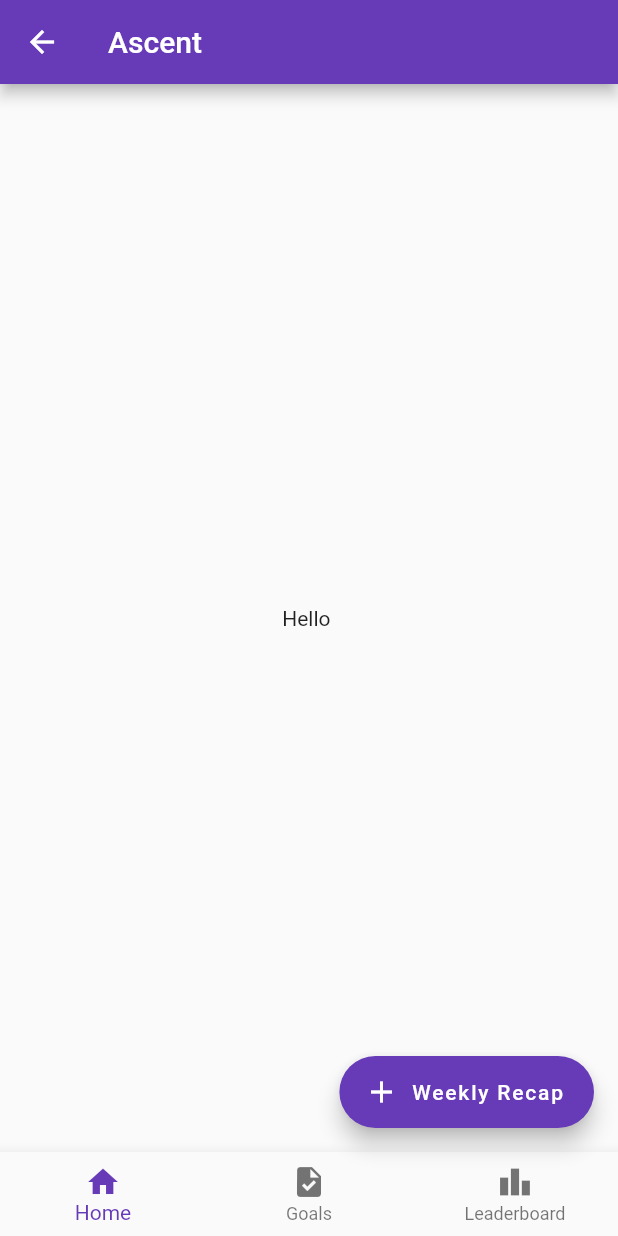
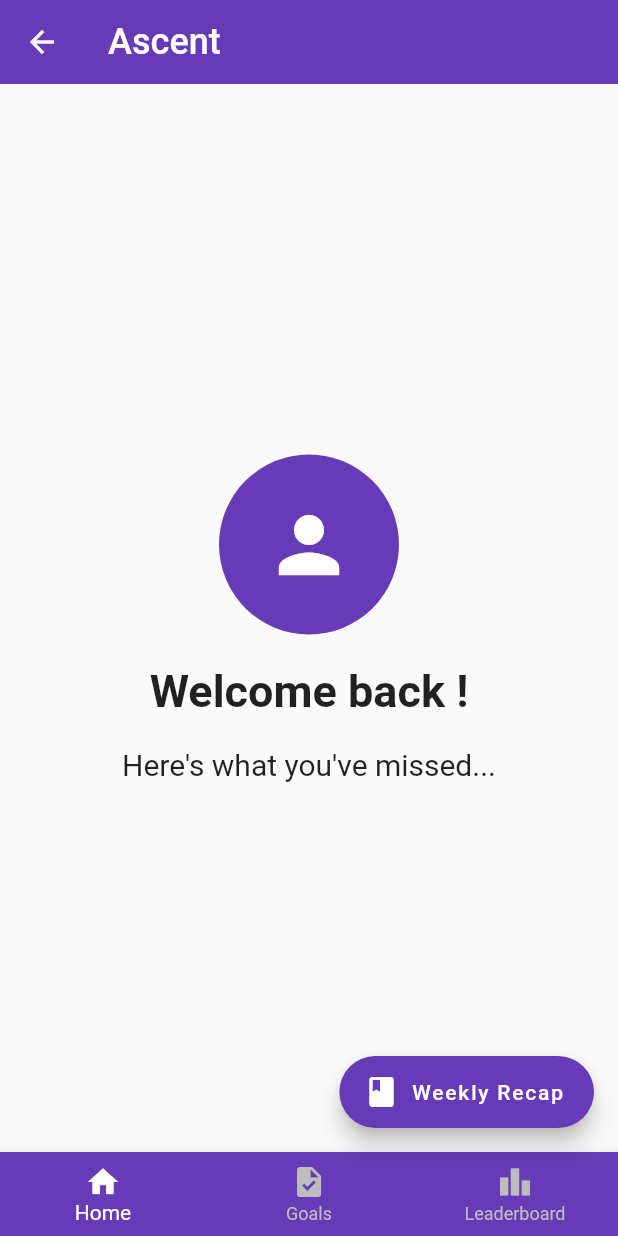
Before and after one commit to rishav-c1/drp31, a Flutter app: the screen it shows after launch, after a tap on "Log in", on a phone screen of 412 x 824 dp. Run offline on Flutter 3.47's test engine with Material 2 defaults, Android fonts, the phone set to English and light mode, and no system bars; our stand-ins replace cloud_firestore, firebase_core; accounts and stored records are empty.

Commit message:
style: beautify home page

```diff
--- a/lib/main.dart
+++ b/lib/main.dart
@@ -1,7 +1,4 @@
-import 'dart:ffi';
-
 import 'package:cloud_firestore/cloud_firestore.dart';
-import 'package:drp31/weeklyRecap.dart';
 import 'package:flutter/material.dart';
 
 import 'package:firebase_core/firebase_core.dart';
@@ -34,38 +31,67 @@ class MyApp extends StatelessWidget {
 }
 
 class MyHomePage extends StatefulWidget {
-
-  const MyHomePage({Key ? key}) : super(key:key);
+  const MyHomePage({Key? key}) : super(key: key);
 
   @override
   State<MyHomePage> createState() => _MyHomePage();
 }
 
 class _MyHomePage extends State<MyHomePage> {
-
   @override
   Widget build(BuildContext context) {
     return Scaffold(
       appBar: AppBar(
-        title: Text('Ascent'),
+        title: const Text(
+          'Ascent',
+          style: TextStyle(
+            fontFamily: 'Roboto',
+            fontSize: 24,
+            color: Colors.white,
+          ),
+        ),
         backgroundColor: Colors.deepPurple,
+        elevation: 0, // flat design
       ),
       body: Center(
-        child: Text('Hello ${UserPage.userId}'),
+        child: Padding(
+          padding: const EdgeInsets.all(16.0),
+          child: Column(
+            mainAxisAlignment: MainAxisAlignment.center,
+            children: <Widget>[
+              const CircleAvatar(
+                backgroundColor: Colors.deepPurple,
+                radius: 60,
+                child: Icon(
+                  Icons.person,
+                  size: 60,
+                  color: Colors.white,
                 ),
-      floatingActionButton: FloatingActionButton.extended(
-        heroTag: "btn2",
-        onPressed: () {
-          Navigator.push(
-            context,
-            MaterialPageRoute(
-              builder: (context) => WeeklyRecapPage(),
               ),
-          );
-        },
-        backgroundColor: Colors.deepPurple,
-        icon: Icon(Icons.add, color: Colors.white),
-        label: Text('Weekly Recap'),
+              const SizedBox(
+                height: 20.0,
+              ),
+              Text(
+                'Welcome back ${UserPage.userId}!',
+                style: const TextStyle(
+                  fontSize: 30,
+                  fontFamily: 'Roboto',
+                  fontWeight: FontWeight.bold,
+                ),
+              ),
+              const SizedBox(
+                height: 20.0,
+              ),
+              const Text(
+                'Here\'s what you\'ve missed...',
+                style: TextStyle(
+                  fontSize: 20,
+                  fontFamily: 'Roboto',
+                ),
+              ),
+            ],
+          ),
+        ),
       ),
       bottomNavigationBar: BottomNavigationBar(
         items: const <BottomNavigationBarItem>[
@@ -83,7 +109,9 @@ class _MyHomePage extends State<MyHomePage> {
           ),
         ],
         currentIndex: 0,
-        selectedItemColor: Colors.deepPurple,
+        selectedItemColor: Colors.white,
+        unselectedItemColor: Colors.grey.shade400,
+        backgroundColor: Colors.deepPurple,
         onTap: (int index) {
           switch (index) {
             case 1:
@@ -100,6 +128,19 @@ class _MyHomePage extends State<MyHomePage> {
               break;
           }
         },
+      ),
+      floatingActionButton: FloatingActionButton.extended(
+        onPressed: () {
+          Navigator.push(
+            context,
+            MaterialPageRoute(
+              builder: (context) => WeeklyRecapPage(),
+            ),
+          );
+        },
+        label: const Text('Weekly Recap'),
+        icon: const Icon(Icons.book),
+        backgroundColor: Colors.deepPurple,
       ),
     );
   }
@@ -141,7 +182,7 @@ class _UserPage extends State<UserPage> {
   Widget build(BuildContext context) {
     return Scaffold(
       appBar: AppBar(
-        title: Text('Ascent'),
+        title: const Text('Ascent'),
         backgroundColor: Colors.deepPurple,
       ),
       body: Center(
@@ -154,6 +195,11 @@ class _UserPage extends State<UserPage> {
                 controller: userController,
                 decoration: InputDecoration(
                   labelText: 'Enter your username',
+                  filled: true,
+                  fillColor: Colors.grey.shade200,
+                  border: OutlineInputBorder(
+                    borderRadius: BorderRadius.circular(8.0),
+                  ),
                 ),
               ),
               SizedBox(height: 16),
@@ -165,11 +211,23 @@ class _UserPage extends State<UserPage> {
                   Navigator.push(
                     context,
                     MaterialPageRoute(
-                          builder: (context) => MyHomePage(),
+                      builder: (context) => const MyHomePage(),
                     ),
                   );
                 },
-                child: Text('Log in'),
+                child: const Text('Log in'),
+              ),
+              const SizedBox(height: 16),
+              ElevatedButton(
+                onPressed: () {
+                  Navigator.push(
+                    context,
+                    MaterialPageRoute(
+                      builder: (context) => const WeeklyRecapPage(),
+                    ),
+                  );
+                },
+                child: const Text('Weekly Recap'),
               ),
             ],
           ),
```
Lines whose indentation alone changed are shown as unchanged.
